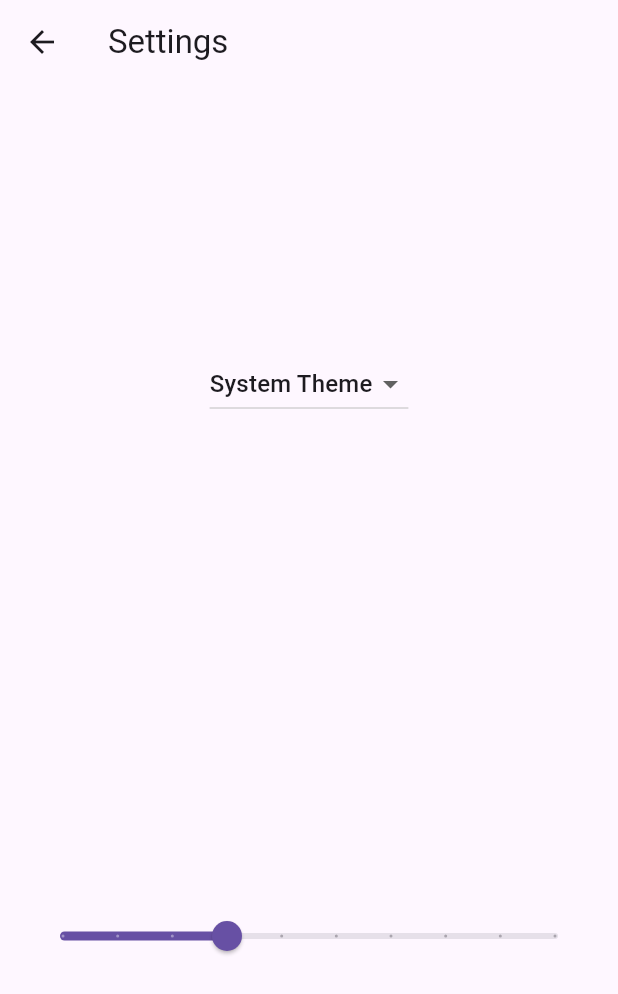
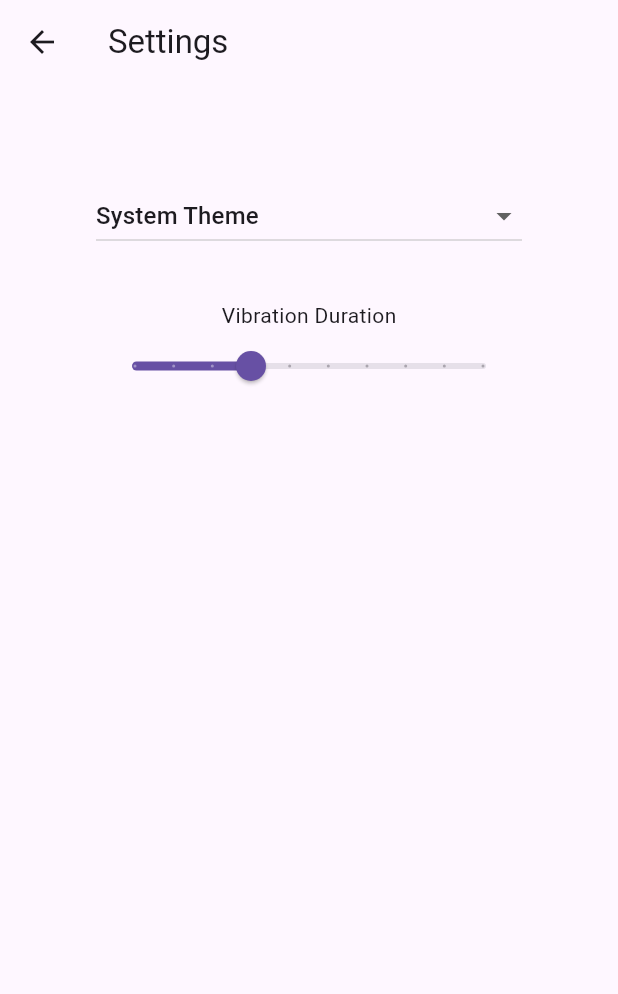
Before and after one commit to BalajiLeninrajan/tap_code, a Flutter app: the SettingsView screen opened by its route, on a phone screen of 412 x 824 dp. Shown: the top 994 px of the screen. Run offline on Flutter 3.47's test engine with Material 3 defaults, Android fonts, the phone set to English and light mode, and no system bars; drawn by our look-alikes of dynamic_color; our stand-ins replace avatar_glow, google_generative_ai, shared_preferences, speech_to_text, vibration; accounts and stored records are empty; generated files the repository leaves out were written again.

Commit message:
Made settings look nicer

```diff
--- a/lib/src/screens/settings_view.dart
+++ b/lib/src/screens/settings_view.dart
@@ -22,12 +22,12 @@ class SettingsView extends StatelessWidget {
         title: const Text('Settings'),
       ),
       body: Padding(
-        padding: const EdgeInsets.all(16),
+        padding: const EdgeInsets.all(64),
         child: Center(
           child: Column(
-            mainAxisAlignment: MainAxisAlignment.spaceAround,
             children: [
               ThemeModeSelector(controller: controller),
+              const SizedBox(height: 32),
               VibrationDurationSlider(controller: controller),
             ],
           ),
--- a/lib/src/widgets/settings/theme_mode_selector_widget.dart
+++ b/lib/src/widgets/settings/theme_mode_selector_widget.dart
@@ -12,9 +12,8 @@ class ThemeModeSelector extends StatelessWidget {
   @override
   Widget build(BuildContext context) {
     return DropdownButton<ThemeMode>(
-      // Read the selected themeMode from the controller
+      isExpanded: true,
       value: controller.themeMode,
-      // Call the updateThemeMode method any time the user selects a theme.
       onChanged: controller.updateThemeMode,
       items: const [
         DropdownMenuItem(
--- a/lib/src/widgets/settings/vibration_duration_slider.dart
+++ b/lib/src/widgets/settings/vibration_duration_slider.dart
@@ -11,7 +11,12 @@ class VibrationDurationSlider extends StatelessWidget {
 
   @override
   Widget build(BuildContext context) {
-    return Slider(
+    return Column(
+      crossAxisAlignment: CrossAxisAlignment.center,
+      mainAxisAlignment: MainAxisAlignment.start,
+      children: [
+        const Text('Vibration Duration'),
+        Slider(
           value: controller.vibrationDuration,
           min: 50,
           max: 500,
@@ -20,6 +25,8 @@ class VibrationDurationSlider extends StatelessWidget {
           onChanged: (double value) {
             controller.updateVibrationDuration(value);
           },
+        ),
+      ],
     );
   }
 }
```
Lines whose indentation alone changed are shown as unchanged.
